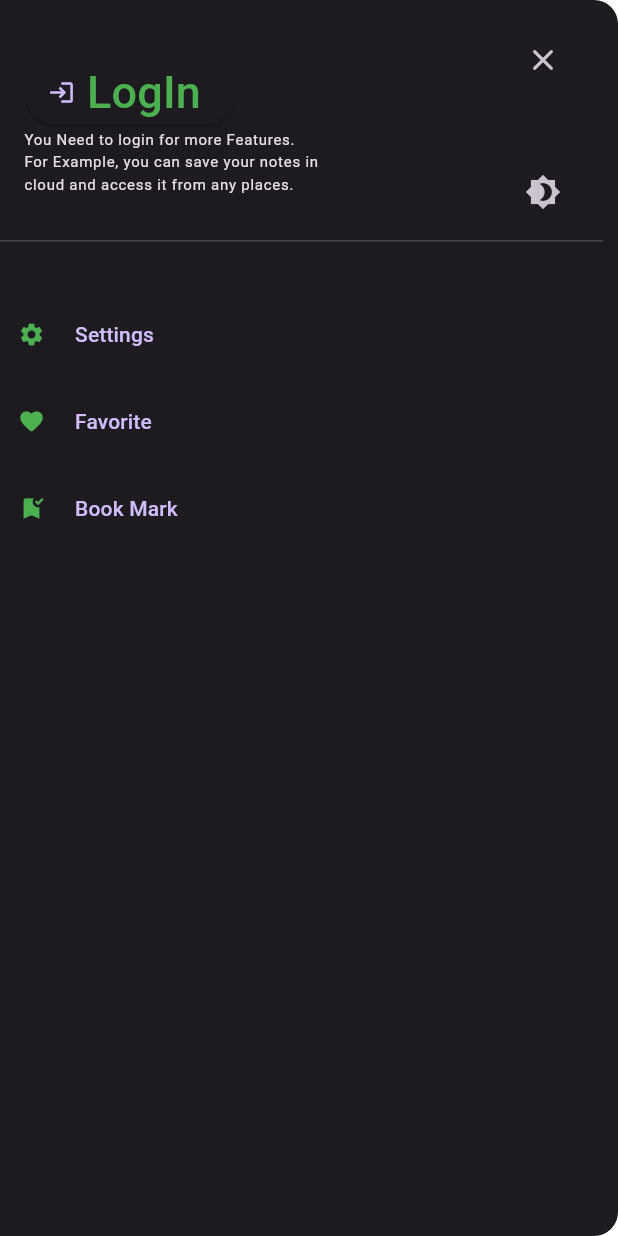
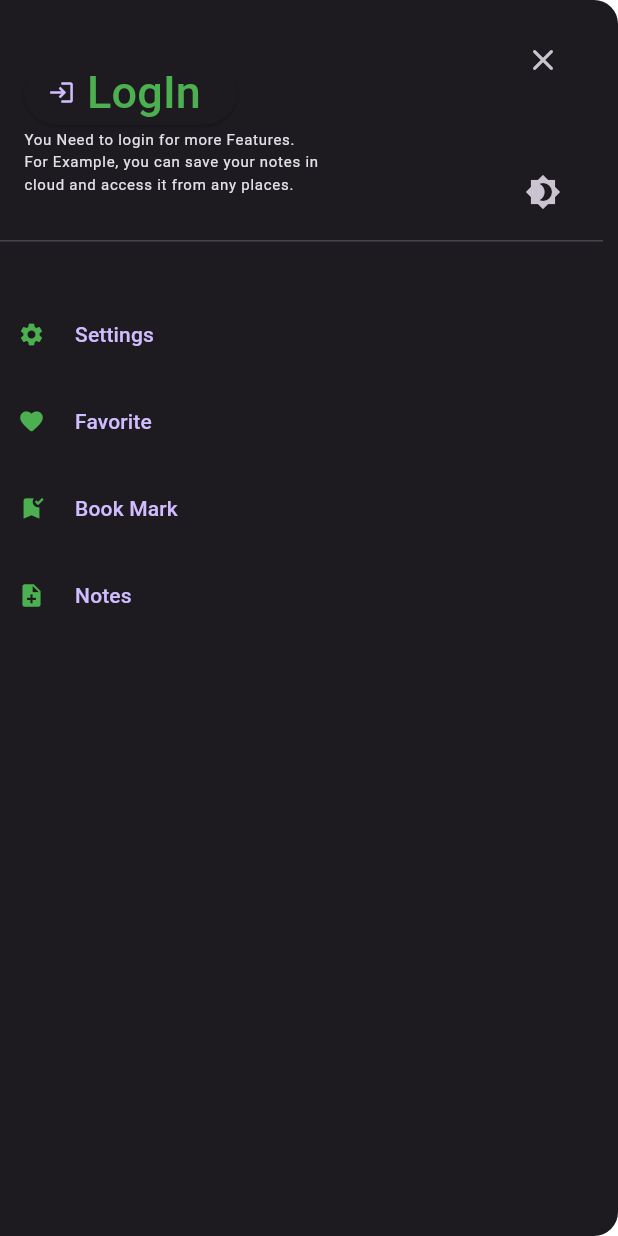
Before and after one commit to IsmailHosenIsmailJames/al_bayan_quran, a Flutter app: the MyDrawer screen opened directly, on a phone screen of 412 x 824 dp. Run offline on Flutter 3.47's test engine with Material 3 defaults, Android fonts, the phone set to English and light mode, and no system bars; our stand-ins replace appwrite, connectivity_plus, email_validator, flutter_native_splash, flutter_widget_from_html_core, fluttertoast and 8 more; missing offline and left inert: clipboard; accounts and stored records are empty.

Commit message:
Icon changed and added favorite_bookmark_notes

```diff
--- a/lib/main.dart
+++ b/lib/main.dart
@@ -1,4 +1,5 @@
 import 'package:flutter/material.dart';
+import 'package:flutter_native_splash/flutter_native_splash.dart';
 import 'package:get/get.dart';
 import 'package:hive_flutter/adapters.dart';
 import 'package:just_audio_background/just_audio_background.dart';
@@ -8,7 +9,8 @@ import 'theme/theme_controller.dart';
 import 'package:appwrite/appwrite.dart';
 
 Future<void> main() async {
-  WidgetsFlutterBinding.ensureInitialized();
+  WidgetsBinding widgetsBinding = WidgetsFlutterBinding.ensureInitialized();
+  FlutterNativeSplash.preserve(widgetsBinding: widgetsBinding);
   Client client = Client();
   client
       .setEndpoint('https://cloud.appwrite.io/v1')
--- a/lib/screens/drawer/drawer.dart
+++ b/lib/screens/drawer/drawer.dart
@@ -1,6 +1,7 @@
 import 'package:al_bayan_quran/auth/account_info/account_info.dart';
 import 'package:al_bayan_quran/auth/login/login.dart';
 import 'package:al_bayan_quran/screens/favorite_bookmark_notes/favorite.dart';
+import 'package:al_bayan_quran/screens/favorite_bookmark_notes/notes_view.dart';
 import 'package:al_bayan_quran/screens/settings/settings.dart';
 import 'package:al_bayan_quran/theme/theme_controller.dart';
 import 'package:appwrite/appwrite.dart';
@@ -259,21 +260,26 @@ class _MyDrawerState extends State<MyDrawer> {
           const SizedBox(
             height: 10,
           ),
-          // TextButton(
-          //   onPressed: () {},
-          //   child: const Row(
-          //     children: [
-          //       Icon(
-          //         Icons.note_add,
-          //         color: Colors.green,
-          //       ),
-          //       SizedBox(
-          //         width: 20,
-          //       ),
-          //       Text("About Us")
-          //     ],
-          //   ),
-          // ),
+          TextButton(
+            onPressed: () async {
+              await Hive.openBox('quran');
+              await Hive.openBox("translation");
+              await Hive.openBox("notes");
+              Get.to(() => const NotesView());
+            },
+            child: const Row(
+              children: [
+                Icon(
+                  Icons.note_add,
+                  color: Colors.green,
+                ),
+                SizedBox(
+                  width: 20,
+                ),
+                Text("Notes")
+              ],
+            ),
+          ),
           const SizedBox(
             height: 10,
           ),
--- a/lib/screens/favorite_bookmark_notes/get_data.dart
+++ b/lib/screens/favorite_bookmark_notes/get_data.dart
@@ -46,7 +46,7 @@ List<Map<String, String>> getAllFavoriteWithData(String name) {
   }
 }
 
-int getAyahCountFromStart(int ayahNumber, surahNumber) {
+int getAyahCountFromStart(int ayahNumber, int surahNumber) {
   for (int i = 0; i < surahNumber; i++) {
     int verseCount = allChaptersInfo[i]['verses_count'];
     ayahNumber += verseCount;
```
Also changed, not shown: lib/collect_info/init.dart (+7 -0 lines), lib/screens/favorite_bookmark_notes/notes_view.dart (added, +63 -0 lines).
